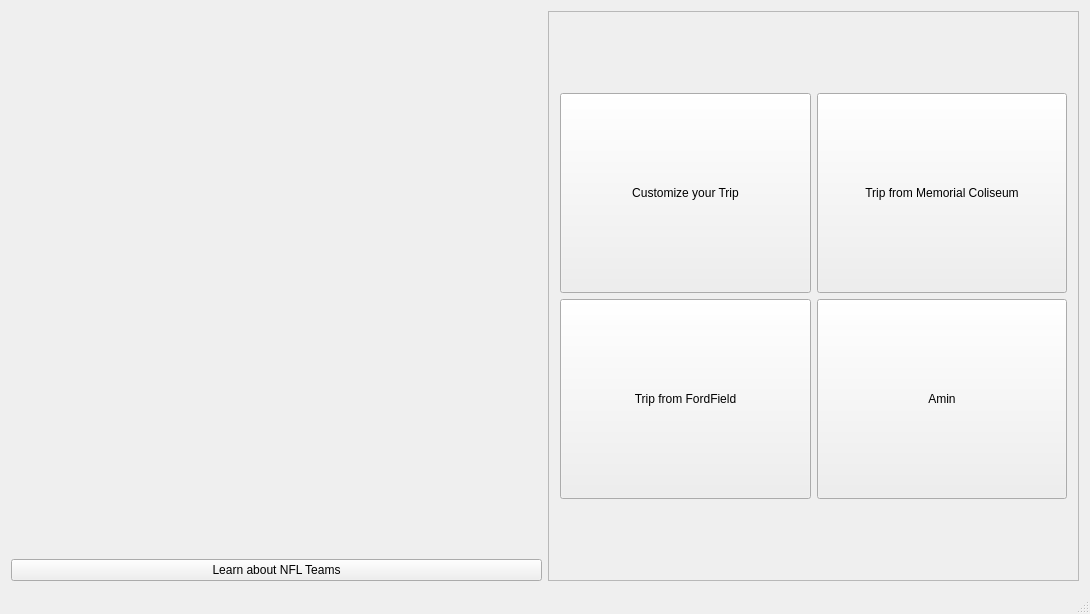
Old version of the form mainwindow.ui in the repository pkhodadoustan/NFLFootballTouring.
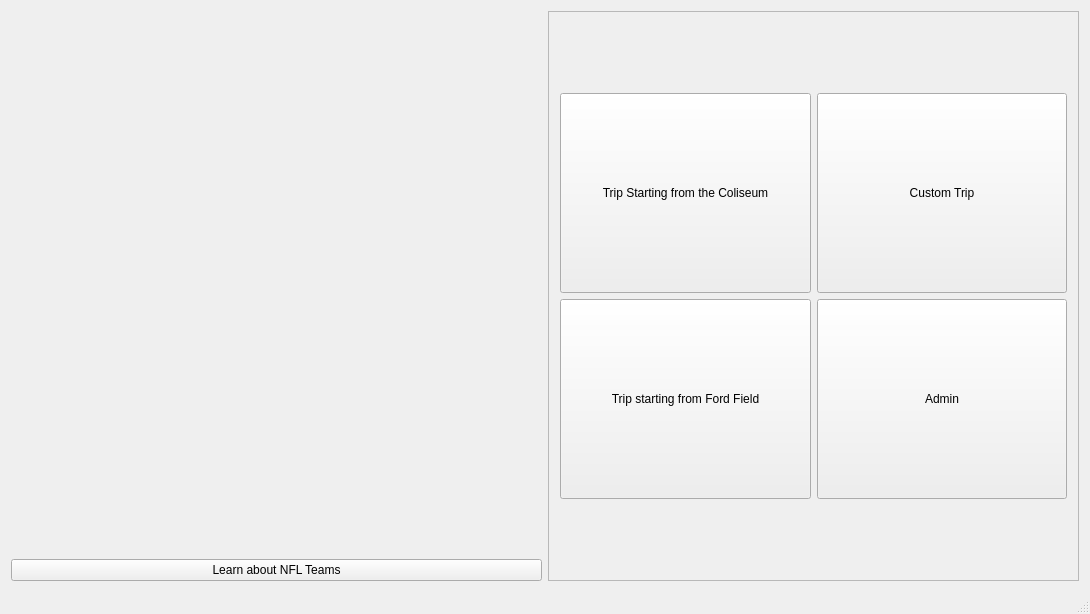
New version of the form. Icons and pictures are not drawn.

Commit message: Fixed the button labels

```diff
--- a/mainwindow.ui
+++ b/mainwindow.ui
@@ -118,7 +118,7 @@
                 </size>
                </property>
                <property name="text">
-                <string>Customize your Trip</string>
+                <string>Trip Starting from the Coliseum</string>
                </property>
               </widget>
              </item>
@@ -137,7 +137,7 @@
                 </size>
                </property>
                <property name="text">
-                <string>Trip from Memorial Coliseum</string>
+                <string>Custom Trip</string>
                </property>
               </widget>
              </item>
@@ -156,7 +156,7 @@
                 </size>
                </property>
                <property name="text">
-                <string>Trip from FordField</string>
+                <string>Trip starting from Ford Field</string>
                </property>
               </widget>
              </item>
@@ -175,7 +175,7 @@
                 </size>
                </property>
                <property name="text">
-                <string>Amin</string>
+                <string>Admin</string>
                </property>
               </widget>
              </item>
```
